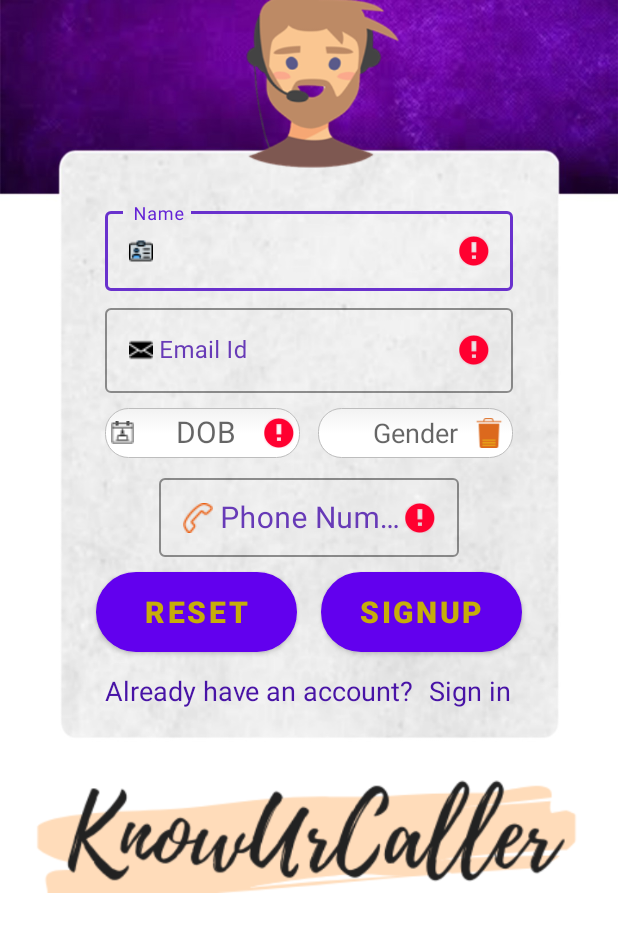
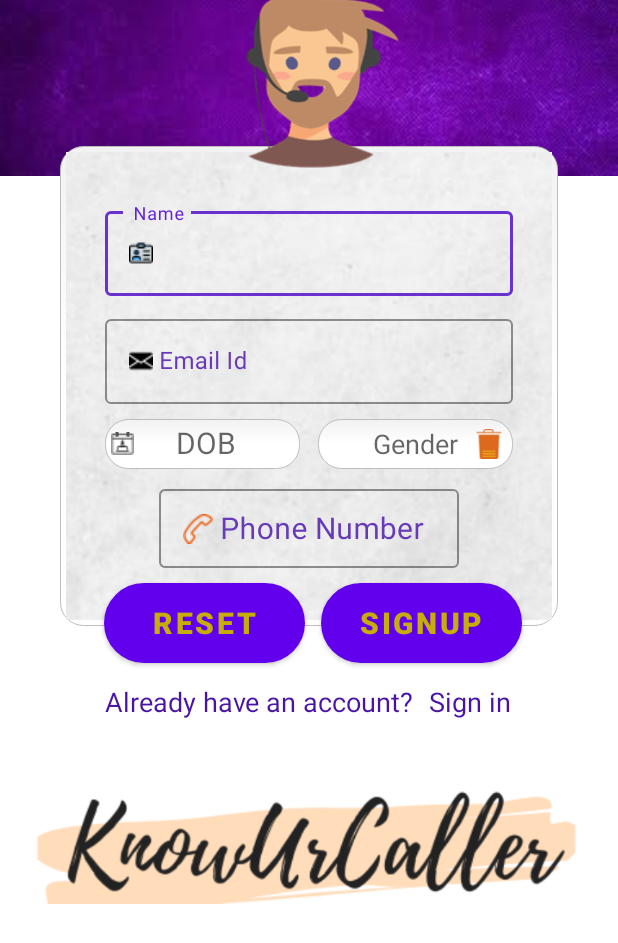
Before and after one commit to raghavambashta/FraudsterDetector, an Android app: the screen it shows after launch (SignUp), after a tap on "RESET", on a phone screen of 412 x 824 dp. Shown: the top 943 px of the screen. Run offline under Robolectric (Android 15) with nearby library versions, the phone set to English and light mode, and no system bars; 1 statement that could not run was skipped; 1 other tap on this screen came first.

Commit message:
signIn and signUp - fully functional

```diff
--- a/app/src/main/java/com/example/fraudsterdetector/MainActivity.java
+++ b/app/src/main/java/com/example/fraudsterdetector/MainActivity.java
@@ -25,6 +25,7 @@ public class MainActivity extends AppCompatActivity {
     @Override
     protected void onCreate(Bundle savedInstanceState) {
         super.onCreate(savedInstanceState);
+
         //hiding notification bar
         requestWindowFeature(Window.FEATURE_NO_TITLE);
         getWindow().setFlags(WindowManager.LayoutParams.FLAG_FULLSCREEN, WindowManager.LayoutParams.FLAG_FULLSCREEN);
--- a/app/src/main/java/com/example/fraudsterdetector/SignUp.java
+++ b/app/src/main/java/com/example/fraudsterdetector/SignUp.java
@@ -2,13 +2,12 @@ package com.example.fraudsterdetector;
 
 import androidx.appcompat.app.AppCompatActivity;
 
-import android.annotation.SuppressLint;
 import android.app.DatePickerDialog;
 import android.content.Context;
 import android.content.Intent;
 import android.os.Bundle;
+import android.os.Handler;
 import android.text.InputType;
-import android.view.MotionEvent;
 import android.view.View;
 import android.view.Window;
 import android.view.WindowManager;
@@ -17,7 +16,6 @@ import android.widget.AdapterView;
 import android.widget.ArrayAdapter;
 import android.widget.AutoCompleteTextView;
 import android.widget.Button;
-import android.widget.CalendarView;
 import android.widget.DatePicker;
 import android.widget.EditText;
 import android.widget.ImageView;
@@ -35,6 +33,29 @@ public class SignUp extends AppCompatActivity {
     ImageView loginIcon;
     EditText name;
     EditText emailId;
+    AutoCompleteTextView acTV1; //drop down list for gender
+    InputMethodManager inputManager;
+
+    boolean doubleBackToExitPressedOnce = false;
+
+    @Override
+    public void onBackPressed() {
+        if (doubleBackToExitPressedOnce) {
+            super.onBackPressed();
+            return;
+        }
+
+        this.doubleBackToExitPressedOnce = true;
+        Toast.makeText(this, "Please press back again to exit", Toast.LENGTH_SHORT).show();
+
+        new Handler().postDelayed(new Runnable() {
+
+            @Override
+            public void run() {
+                doubleBackToExitPressedOnce=false;
+            }
+        }, 2000);
+    }
 
     public void signIn(View view)
     {
@@ -51,9 +72,23 @@ public class SignUp extends AppCompatActivity {
     }
 
     public void resetItems(View view) {
+        //hiding keyboard
+        inputManager = (InputMethodManager) getSystemService(Context.INPUT_METHOD_SERVICE);
+        inputManager.hideSoftInputFromWindow(getCurrentFocus().getWindowToken(), InputMethodManager.HIDE_NOT_ALWAYS);
+
+        //reset all inputs
         dob.setText(null);
         editTextPhone.setText(null);
         name.setText(null);
+        emailId.setText(null);
+        acTV1.setText(null);
+
+        //setting all the errors (if any) to null
+        name.setError(null);
+        emailId.setError(null);
+        dob.setError(null);
+        acTV1.setError(null);
+        editTextPhone.setError(null);
     }
 
     public void generateOtp(View view) {
@@ -69,12 +104,13 @@ public class SignUp extends AppCompatActivity {
         if (emailId.getText().toString().length() == 0) {
             emailId.setError("Enter your Email Id");
         }
-        InputMethodManager inputManager = (InputMethodManager) getSystemService(Context.INPUT_METHOD_SERVICE);
+        inputManager = (InputMethodManager) getSystemService(Context.INPUT_METHOD_SERVICE);
         inputManager.hideSoftInputFromWindow(getCurrentFocus().getWindowToken(), InputMethodManager.HIDE_NOT_ALWAYS);
     }
     @Override
     protected void onCreate(Bundle savedInstanceState) {
         super.onCreate(savedInstanceState);
+
         //hiding notification bar
         requestWindowFeature(Window.FEATURE_NO_TITLE);
         getWindow().setFlags(WindowManager.LayoutParams.FLAG_FULLSCREEN, WindowManager.LayoutParams.FLAG_FULLSCREEN);
@@ -112,19 +148,15 @@ public class SignUp extends AppCompatActivity {
             @Override
             public void onFocusChange(View v, boolean hasFocus) {
                 if(hasFocus) {
-                    new DatePickerDialog(SignUp.this, date, myCalendar
-                            .get(Calendar.YEAR), myCalendar.get(Calendar.MONTH),
-                            myCalendar.get(Calendar.DAY_OF_MONTH)).show();
+                    new DatePickerDialog(SignUp.this, date, myCalendar.get(Calendar.YEAR), myCalendar.get(Calendar.MONTH), myCalendar.get(Calendar.DAY_OF_MONTH)).show();
                 }
             }
         });
 
-        //Gender EditText
-        final AutoCompleteTextView acTV1 = findViewById(R.id.acT1);
+        //Implementation Gender drop down list EditText
+        acTV1 = findViewById(R.id.acT1);
         final ImageView delButton = findViewById(R.id.delButton);
-        final ArrayAdapter<String> arrayAdapter = new ArrayAdapter<>(
-                this, android.R.layout.simple_list_item_1, getResources()
-                .getStringArray(R.array.Gender_Names));
+        final ArrayAdapter<String> arrayAdapter = new ArrayAdapter<>(this, android.R.layout.simple_list_item_1, getResources().getStringArray(R.array.Gender_Names));
         final String[] selection = new String[1];
         acTV1.setAdapter(arrayAdapter);
         acTV1.setCursorVisible(false);
@@ -151,9 +183,10 @@ public class SignUp extends AppCompatActivity {
             @Override
             public void onClick(View view) {
                 acTV1.setText(null);
-                delButton.setAlpha(.2f);
                 selection[0] = null;
             }
         });
+
+        dob.setKeyListener(null);
     }
 }
--- a/app/src/main/res/layout/activity_sign_up.xml
+++ b/app/src/main/res/layout/activity_sign_up.xml
@@ -4,8 +4,32 @@
     xmlns:tools="http://schemas.android.com/tools"
     android:layout_width="match_parent"
     android:layout_height="match_parent"
-    android:background="@drawable/background"
     tools:context=".SignUp">
+
+    <ImageView
+        android:id="@+id/headImageView"
+        android:layout_width="0dp"
+        android:layout_height="117dp"
+        android:scaleType="fitXY"
+        app:layout_constraintEnd_toEndOf="parent"
+        app:layout_constraintStart_toStartOf="parent"
+        app:layout_constraintTop_toTopOf="parent"
+        app:srcCompat="@drawable/head_background" />
+
+    <ImageView
+        android:id="@+id/textureImageView"
+        android:layout_width="0dp"
+        android:layout_height="320dp"
+        android:layout_marginStart="40dp"
+        android:layout_marginTop="97dp"
+        android:layout_marginEnd="40dp"
+        android:background="@drawable/capsule_edit_text"
+        android:scaleType="fitXY"
+        app:layout_constraintEnd_toEndOf="parent"
+        app:layout_constraintStart_toStartOf="parent"
+        app:layout_constraintTop_toTopOf="@+id/headImageView"
+        app:srcCompat="@drawable/texture" />
+
 
     <com.google.android.material.textfield.TextInputLayout
         android:id="@+id/fullName"
@@ -13,7 +37,7 @@
         android:layout_width="match_parent"
         android:layout_height="0dp"
         android:layout_marginStart="70dp"
-        android:layout_marginTop="135dp"
+        android:layout_marginTop="38dp"
         android:layout_marginEnd="70dp"
         android:layout_marginBottom="6dp"
         android:textColorHint="#673AB7"
@@ -21,9 +45,10 @@
         app:helperTextTextColor="#673AB7"
         app:hintTextColor="#6322D6"
         app:layout_constraintBottom_toTopOf="@+id/email"
-        app:layout_constraintEnd_toEndOf="parent"
-        app:layout_constraintStart_toStartOf="parent"
-        app:layout_constraintTop_toTopOf="parent"
+        app:layout_constraintEnd_toEndOf="@+id/textureImageView"
+        app:layout_constraintStart_toEndOf="@+id/textureImageView"
+        app:layout_constraintStart_toStartOf="@+id/textureImageView"
+        app:layout_constraintTop_toTopOf="@+id/textureImageView"
         app:placeholderTextColor="#673AB7"
         app:prefixTextColor="#673AB7"
         app:suffixTextColor="#673AB7">
@@ -32,10 +57,10 @@
             android:id="@+id/nameEditText"
             android:layout_width="match_parent"
             android:layout_height="wrap_content"
+            android:drawableLeft="@drawable/name"
             android:hint=" Name"
-            android:drawableLeft="@drawable/name"
-            android:textColor="#5A1DC6"
-            android:inputType="textCapSentences"/>
+            android:inputType="textCapSentences"
+            android:textColor="#5A1DC6" />
 
     </com.google.android.material.textfield.TextInputLayout>
 
@@ -45,15 +70,15 @@
         android:layout_width="match_parent"
         android:layout_height="wrap_content"
         android:layout_marginStart="70dp"
-        android:layout_marginTop="200dp"
+        android:layout_marginTop="110dp"
         android:layout_marginEnd="70dp"
         android:textColorHint="#673AB7"
         app:boxStrokeColor="#6931CD"
         app:helperTextTextColor="#673AB7"
         app:hintTextColor="#6322D6"
-        app:layout_constraintEnd_toEndOf="parent"
-        app:layout_constraintStart_toStartOf="parent"
-        app:layout_constraintTop_toTopOf="parent"
+        app:layout_constraintEnd_toEndOf="@+id/textureImageView"
+        app:layout_constraintStart_toStartOf="@+id/textureImageView"
+        app:layout_constraintTop_toTopOf="@+id/textureImageView"
         app:placeholderTextColor="#673AB7"
         app:prefixTextColor="#673AB7"
         app:suffixTextColor="#673AB7">
@@ -62,10 +87,10 @@
             android:id="@+id/emailEditText"
             android:layout_width="match_parent"
             android:layout_height="wrap_content"
+            android:drawableLeft="@drawable/mail"
             android:hint=" Email Id"
-            android:drawableLeft="@drawable/mail"
-            android:inputType="textCapSentences"
-            android:textColor="#5A1DC6"/>
+            android:inputType="textEmailAddress"
+            android:textColor="#5A1DC6" />
 
     </com.google.android.material.textfield.TextInputLayout>
 
@@ -75,36 +100,38 @@
         android:layout_width="134dp"
         android:layout_height="53dp"
         android:layout_marginTop="10dp"
-        android:layout_marginEnd="64dp"
+        android:layout_marginEnd="24dp"
         android:background="@drawable/capsule_bg"
         android:onClick="generateOtp"
         android:text="signup"
         android:textColor="#C6AD0A"
         android:textSize="20sp"
         android:textStyle="bold"
-        app:layout_constraintEnd_toEndOf="parent"
+        app:layout_constraintEnd_toEndOf="@+id/textureImageView"
         app:layout_constraintTop_toBottomOf="@+id/phone" />
 
     <Button
         android:id="@+id/reset"
         android:layout_width="134dp"
         android:layout_height="53dp"
-        android:layout_marginStart="64dp"
+        android:layout_marginStart="24dp"
         android:layout_marginTop="10dp"
+        android:layout_marginEnd="5dp"
         android:background="@drawable/capsule_bg"
         android:onClick="resetItems"
         android:text="Reset"
         android:textColor="#C6AD0A"
         android:textSize="20sp"
         android:textStyle="bold"
-        app:layout_constraintStart_toStartOf="parent"
+        app:layout_constraintEnd_toStartOf="@+id/getOtp"
+        app:layout_constraintStart_toStartOf="@+id/textureImageView"
         app:layout_constraintTop_toBottomOf="@+id/phone" />
 
     <EditText
         android:id="@+id/dob"
         android:layout_width="130dp"
         android:layout_height="33dp"
-        android:layout_marginStart="70dp"
+        android:layout_marginStart="30dp"
         android:layout_marginTop="10dp"
         android:background="@drawable/capsule_edit_text"
         android:clickable="true"
@@ -112,9 +139,9 @@
         android:drawableStart="@drawable/dob"
         android:ems="10"
         android:hint="      DOB"
-        android:inputType="textPersonName"
+        android:inputType="text"
         android:textSize="20sp"
-        app:layout_constraintStart_toStartOf="parent"
+        app:layout_constraintStart_toStartOf="@+id/textureImageView"
         app:layout_constraintTop_toBottomOf="@+id/email" />
 
     <AutoCompleteTextView
@@ -122,7 +149,7 @@
         android:layout_width="130dp"
         android:layout_height="33dp"
         android:layout_marginTop="10dp"
-        android:layout_marginEnd="70dp"
+        android:layout_marginEnd="30dp"
         android:background="@drawable/capsule_edit_text"
         android:clickable="true"
         android:cursorVisible="false"
@@ -132,7 +159,7 @@
         android:inputType="none"
         android:maxLines="1"
         android:textAlignment="center"
-        app:layout_constraintEnd_toEndOf="parent"
+        app:layout_constraintEnd_toEndOf="@+id/textureImageView"
         app:layout_constraintTop_toBottomOf="@+id/email" />
 
     <ImageView
@@ -153,7 +180,7 @@
         android:layout_marginStart="148dp"
         android:layout_marginTop="10dp"
         app:layout_constraintStart_toStartOf="parent"
-        app:layout_constraintTop_toTopOf="parent"
+        app:layout_constraintTop_toTopOf="@+id/headImageView"
         app:srcCompat="@drawable/appicon" />
 
     <ImageView
@@ -200,44 +227,35 @@
         style="@style/Widget.MaterialComponents.TextInputLayout.OutlinedBox"
         android:layout_width="200dp"
         android:layout_height="58dp"
-        android:layout_marginStart="100dp"
+        android:layout_marginStart="70dp"
         android:layout_marginTop="8dp"
-        android:layout_marginEnd="100dp"
+        android:layout_marginEnd="70dp"
         android:textColorHint="#673AB7"
         app:boxStrokeColor="#6931CD"
         app:helperTextTextColor="#673AB7"
         app:hintTextColor="#6322D6"
-        app:layout_constraintEnd_toEndOf="parent"
-        app:layout_constraintStart_toStartOf="parent"
+        app:layout_constraintEnd_toEndOf="@+id/textureImageView"
+        app:layout_constraintStart_toStartOf="@+id/textureImageView"
         app:layout_constraintTop_toBottomOf="@+id/dob"
         app:placeholderTextColor="#673AB7"
         app:prefixTextColor="#673AB7"
         app:suffixTextColor="#673AB7">
 
         <com.google.android.material.textfield.TextInputEditText
-
             android:id="@+id/editTextPhone"
-
             android:layout_width="match_parent"
-
             android:layout_height="match_parent"
-
             android:digits="0987654321"
-
             android:drawableLeft="@drawable/phone_number"
-
             android:hint=" Phone Number"
-
             android:inputType="number"
-
             android:maxLength="10"
-
+            android:textAlignment="center"
             android:textColor="#5A1DC6"
-
             android:textSize="20sp"
-
             tools:layout_editor_absoluteX="-149dp"
             tools:layout_editor_absoluteY="310dp" />
+
     </com.google.android.material.textfield.TextInputLayout>
 
 
```
Also changed, not shown: app/src/main/java/com/example/fraudsterdetector/SignIn.java (+13 -0 lines), app/src/main/res/layout/activity_sign_in.xml (+26 -2 lines), app/src/main/assets/fonts/font_stonestick.ttf (added), app/src/main/res/drawable/head_background.jpg (added), app/src/main/res/drawable/texture.jpg (added). Lines whose indentation alone changed are shown as unchanged.
